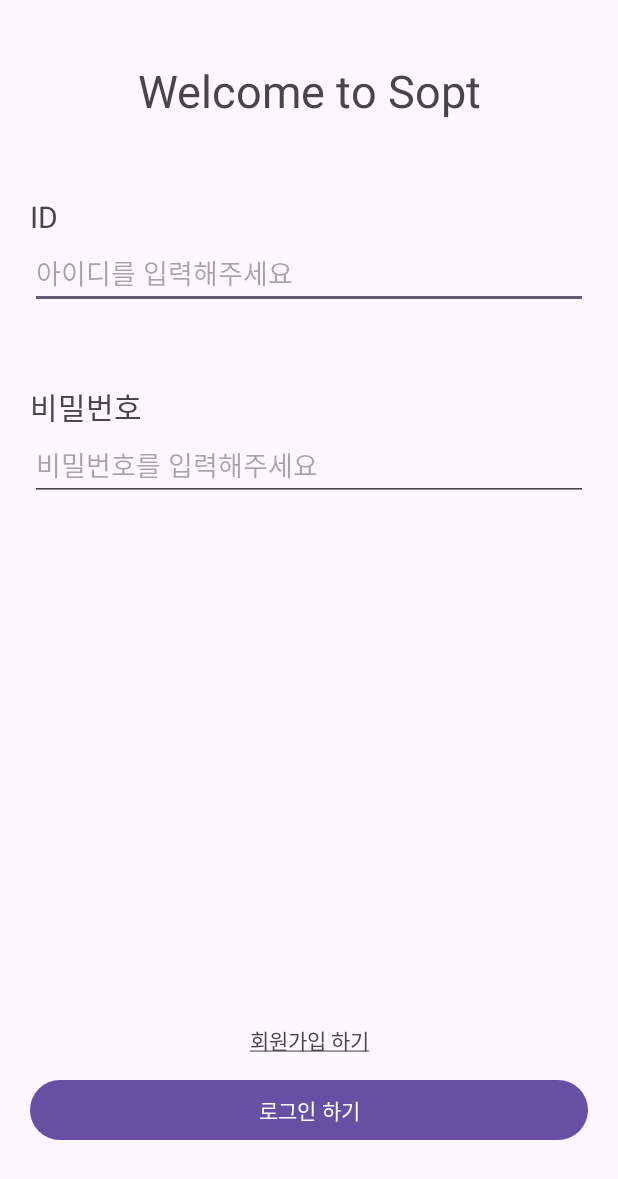
After one commit to DO-SOPT-ANDROID/minhoe-heo, an Android app: the layout activity_login.xml on its own in the app's theme, with its tools: preview values and no code run, on a phone screen of 412 x 824 dp. The commit adds this screen. Shown: the top 1179 px of the screen. Run offline under Robolectric (Android 15) with nearby library versions, the phone set to English and light mode, and no system bars.

```diff
--- a/app/src/main/java/org/sopt/dosopttemplate/LoginActivity.kt
+++ b/app/src/main/java/org/sopt/dosopttemplate/LoginActivity.kt
@@ -20,7 +20,7 @@
 
     override fun onCreate(savedInstanceState: Bundle?) {
         super.onCreate(savedInstanceState)
-        setContentView(R.layout.sign_in)
+        setContentView(R.layout.activity_login)
         binding = SignInBinding.inflate(layoutInflater)
         setContentView(binding.root)
 
@@ -35,7 +35,7 @@
             if (binding.etSignInId.text.toString() == id && binding.etSignInPw.text.toString() == pw) {
                 Toast.makeText(this, "로그인에 성공했습니다.", Toast.LENGTH_SHORT).show()
 
-                val intent = Intent(this, MainActivity::class.java).apply {
+                val intent = Intent(this, HomeActivity::class.java).apply {
                     putExtra("id", id)
                     putExtra("mbti", mbti)
                     putExtra("nickname", nickname)
--- /dev/null
+++ b/app/src/main/res/drawable/ic_home_white_24.xml
@@ -0,0 +1,5 @@
+<vector android:height="24dp" android:tint="#FFFFFF"
+    android:viewportHeight="24" android:viewportWidth="24"
+    android:width="24dp" xmlns:android="http://schemas.android.com/apk/res/android">
+    <path android:fillColor="@android:color/white" android:pathData="M10,20v-6h4v6h5v-8h3L12,3 2,12h3v8z"/>
+</vector>
--- /dev/null
+++ b/app/src/main/res/drawable/ic_person_white_24.xml
@@ -0,0 +1,5 @@
+<vector android:height="24dp" android:tint="#FFFFFF"
+    android:viewportHeight="24" android:viewportWidth="24"
+    android:width="24dp" xmlns:android="http://schemas.android.com/apk/res/android">
+    <path android:fillColor="@android:color/white" android:pathData="M12,12c2.21,0 4,-1.79 4,-4s-1.79,-4 -4,-4 -4,1.79 -4,4 1.79,4 4,4zM12,14c-2.67,0 -8,1.34 -8,4v2h16v-2c0,-2.66 -5.33,-4 -8,-4z"/>
+</vector>
--- /dev/null
+++ b/app/src/main/res/layout/activity_login.xml
@@ -0,0 +1,77 @@
+<?xml version="1.0" encoding="utf-8"?>
+<androidx.constraintlayout.widget.ConstraintLayout xmlns:android="http://schemas.android.com/apk/res/android"
+    xmlns:app="http://schemas.android.com/apk/res-auto"
+    xmlns:tools="http://schemas.android.com/tools"
+    android:layout_width="match_parent"
+    android:layout_height="match_parent"
+    android:paddingHorizontal="20dp"
+    tools:context=".LoginActivity">
+
+    <TextView
+        android:id="@+id/tv_sign_in_title"
+        android:layout_width="match_parent"
+        android:layout_height="wrap_content"
+        android:layout_marginTop="40dp"
+        android:text="Welcome to Sopt"
+        android:textAlignment="center"
+        android:textSize="30sp"
+        app:layout_constraintTop_toTopOf="parent" />
+
+    <TextView
+        android:id="@+id/tv_sign_in_id"
+        android:layout_width="match_parent"
+        android:layout_height="wrap_content"
+        android:layout_marginTop="50dp"
+        android:text="ID"
+        android:textSize="20sp"
+        app:layout_constraintStart_toStartOf="parent"
+        app:layout_constraintTop_toBottomOf="@id/tv_sign_in_title" />
+
+    <EditText
+        android:id="@+id/et_sign_in_id"
+        android:layout_width="match_parent"
+        android:layout_height="wrap_content"
+        android:hint="아이디를 입력해주세요"
+        app:layout_constraintTop_toBottomOf="@id/tv_sign_in_id"
+        tools:ignore="TouchTargetSizeCheck" />
+
+    <TextView
+        android:id="@+id/tv_sign_in_pw"
+        android:layout_width="match_parent"
+        android:layout_height="wrap_content"
+        android:layout_marginTop="50dp"
+        android:text="비밀번호"
+        android:textSize="20sp"
+        app:layout_constraintStart_toStartOf="parent"
+        app:layout_constraintTop_toBottomOf="@id/et_sign_in_id" />
+
+    <EditText
+        android:id="@+id/et_sign_in_pw"
+        android:layout_width="match_parent"
+        android:layout_height="wrap_content"
+        android:hint="비밀번호를 입력해주세요"
+        android:inputType="textPassword"
+        app:layout_constraintTop_toBottomOf="@id/tv_sign_in_pw"
+        tools:ignore="TouchTargetSizeCheck" />
+
+    <Button
+        android:id="@+id/sign_in"
+        android:layout_width="match_parent"
+        android:layout_height="wrap_content"
+        android:layout_marginBottom="60dp"
+        android:text="로그인 하기"
+        app:layout_constraintBottom_toBottomOf="parent" />
+
+    <TextView
+        android:id="@+id/sign_up"
+        android:layout_width="match_parent"
+        android:layout_height="wrap_content"
+        android:layout_marginBottom="120dp"
+        android:text="@string/tv_signup"
+        android:textAlignment="center"
+        app:layout_constraintBottom_toBottomOf="parent"
+        />
+
+
+
+</androidx.constraintlayout.widget.ConstraintLayout>
```
Also changed, not shown: app/src/main/res/menu/menu_home.xml (added, +22 -0 lines). Lines whose indentation alone changed are shown as unchanged.
